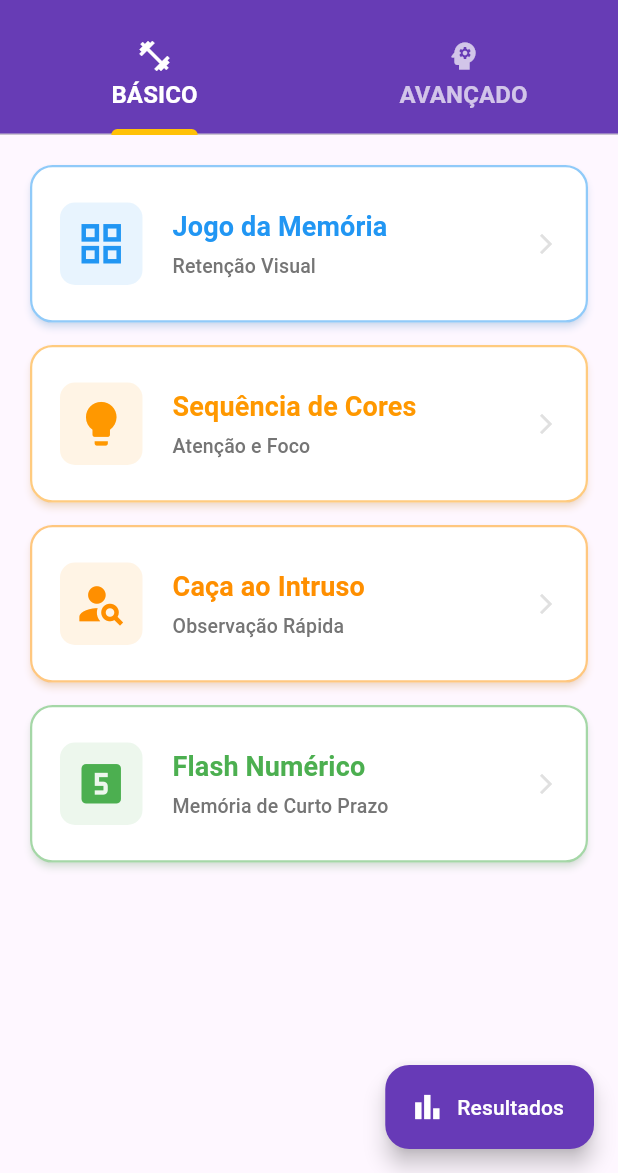
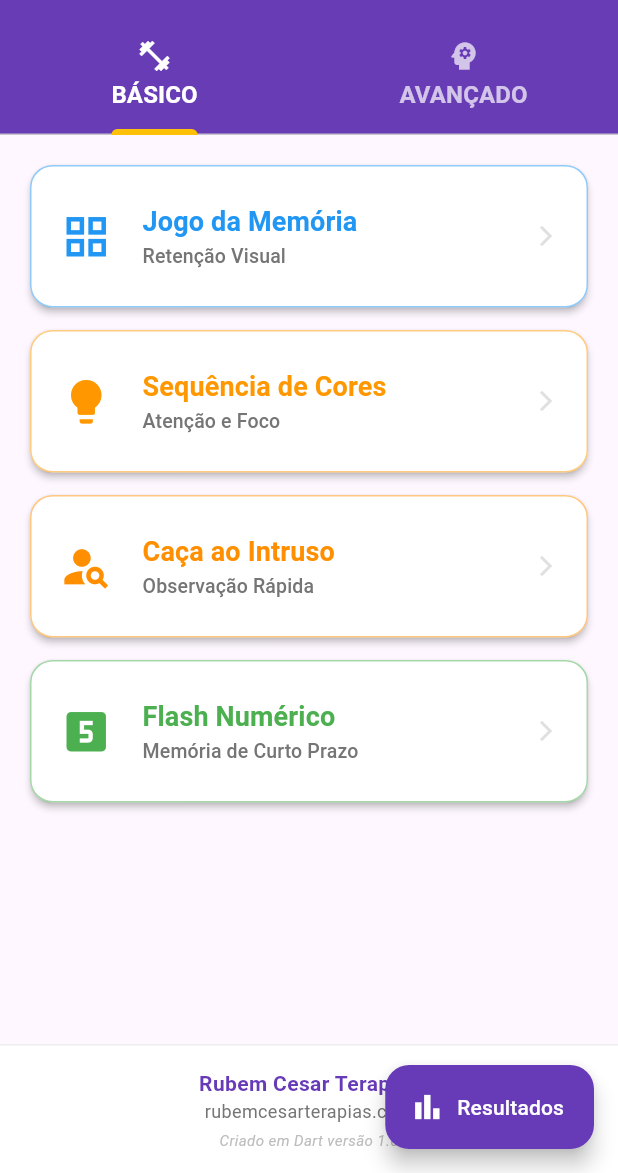
Before and after one commit to rubemc01/academia-da-memoria, a Flutter app: the screen it shows after launch, on a phone screen of 412 x 824 dp, the part 63-1236 px from its top. Run offline on Flutter 3.47's test engine with Material 3 defaults, Android fonts, the phone set to English and light mode, and no system bars.

Commit message:
Versão 1.0 - App Academia da Memória Completo com 8 Jogos

```diff
--- a/lib/screens/home_page.dart
+++ b/lib/screens/home_page.dart
@@ -1,5 +1,5 @@
 import 'package:flutter/material.dart';
-import 'stats_page.dart'; // <--- Importante
+import 'stats_page.dart';
 
 class HomePage extends StatelessWidget {
   @override
@@ -26,7 +26,6 @@ class HomePage extends StatelessWidget {
           ),
         ),
 
-        // BOTÃO FLUTUANTE PARA RESULTADOS
         floatingActionButton: FloatingActionButton.extended(
           onPressed: () {
             Navigator.push(
@@ -40,7 +39,11 @@ class HomePage extends StatelessWidget {
           foregroundColor: Colors.white,
         ),
 
-        body: TabBarView(
+        body: Column(
+          children: [
+            // Área das Abas
+            Expanded(
+              child: TabBarView(
                 children: [
                   _buildList(context, [
                     _GameData(
@@ -105,9 +108,47 @@ class HomePage extends StatelessWidget {
                 ],
               ),
             ),
+
+            // --- SEU NOVO RODAPÉ ---
+            Container(
+              width: double.infinity,
+              padding: EdgeInsets.symmetric(vertical: 15),
+              decoration: BoxDecoration(
+                color: Colors.white,
+                border: Border(top: BorderSide(color: Colors.grey[200]!)),
+              ),
+              child: Column(
+                children: [
+                  Text(
+                    "Rubem Cesar Terapias",
+                    style: TextStyle(
+                      fontWeight: FontWeight.bold,
+                      color: Colors.deepPurple,
+                    ),
+                  ),
+                  Text(
+                    "rubemcesarterapias.com",
+                    style: TextStyle(fontSize: 12, color: Colors.grey[600]),
+                  ),
+                  SizedBox(height: 4),
+                  Text(
+                    "Criado em Dart versão 1.0",
+                    style: TextStyle(
+                      fontSize: 10,
+                      color: Colors.grey[400],
+                      fontStyle: FontStyle.italic,
+                    ),
+                  ),
+                ],
+              ),
+            ),
+          ],
+        ),
+      ),
     );
   }
 
+  // (Mantenha as suas funções _buildList, _buildGameButton e a classe _GameData iguais abaixo)
   Widget _buildList(BuildContext context, List<_GameData> games) {
     return Center(
       child: Container(
@@ -145,25 +186,15 @@ class HomePage extends StatelessWidget {
         foregroundColor: color,
         padding: EdgeInsets.symmetric(vertical: 25, horizontal: 20),
         elevation: 2,
-        shadowColor: color.withOpacity(0.3),
         shape: RoundedRectangleBorder(
           borderRadius: BorderRadius.circular(15),
-          side: BorderSide(color: color.withOpacity(0.5), width: 1.5),
+          side: BorderSide(color: color.withOpacity(0.5)),
         ),
       ),
-      onPressed: () {
-        Navigator.pushNamed(context, route);
-      },
+      onPressed: () => Navigator.pushNamed(context, route),
       child: Row(
         children: [
-          Container(
-            padding: EdgeInsets.all(10),
-            decoration: BoxDecoration(
-              color: color.withOpacity(0.1),
-              borderRadius: BorderRadius.circular(10),
-            ),
-            child: Icon(icon, size: 35),
-          ),
+          Icon(icon, size: 35),
           SizedBox(width: 20),
           Expanded(
             child: Column(
@@ -173,7 +204,6 @@ class HomePage extends StatelessWidget {
                   title,
                   style: TextStyle(fontSize: 18, fontWeight: FontWeight.bold),
                 ),
-                SizedBox(height: 4),
                 Text(
                   subtitle,
                   style: TextStyle(fontSize: 13, color: Colors.grey[600]),
```
Lines whose indentation alone changed are shown as unchanged.
